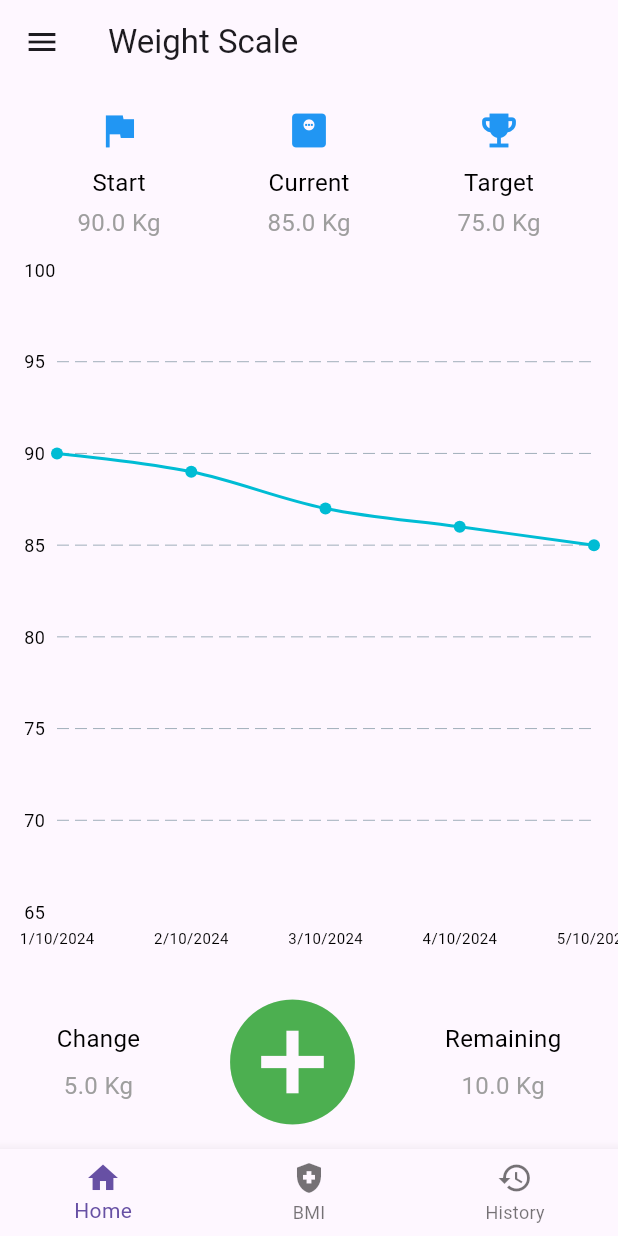
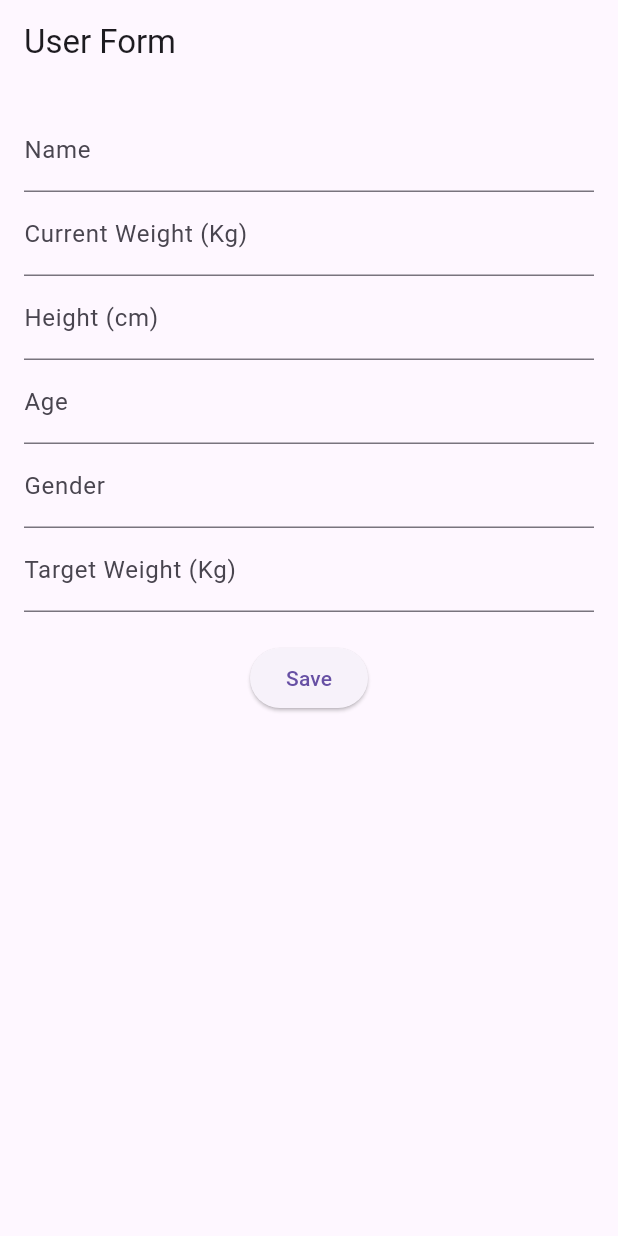
Before and after one commit to bc200408759/Weight_Scale, a Flutter app: the screen it shows after launch, on a phone screen of 412 x 824 dp. Run offline on Flutter 3.47's test engine with Material 3 defaults, Android fonts, the phone set to English and light mode, and no system bars; drawn by our look-alikes of fl_chart; our stand-ins replace flutter_svg, shared_preferences.

Commit message:
initgated shared preferances

```diff
--- a/lib/main.dart
+++ b/lib/main.dart
@@ -1,14 +1,16 @@
 import 'package:flutter/material.dart';
-
+import 'package:shared_preferences/shared_preferences.dart';
 import 'screens/home.dart'; // Import HomeTab
 import 'screens/bmi.dart';   // Import BmiTab
 import 'screens/history.dart'; // Import HistoryTab
-
+import 'screens/user_form.dart'; // Import UserForm
 import 'package:flutter_svg/flutter_svg.dart'; // Import the flutter_svg package
 
 void main() {
   runApp(WeightScaleApp());
 }
+
+
 
 class WeightScaleApp extends StatelessWidget {
   @override
@@ -18,10 +20,31 @@ class WeightScaleApp extends StatelessWidget {
       theme: ThemeData(
         primarySwatch: Colors.blue,
       ),
-      home: HomeScreen(), // Start with the HomeScreen
+      initialRoute: '/', // Set the initial route to '/'
+      routes: {
+        '/': (context) => FutureBuilder<bool>(
+              future: _checkUserData(),
+              builder: (context, snapshot) {
+                if (snapshot.connectionState == ConnectionState.waiting) {
+                  return Center(child: CircularProgressIndicator());
+                } else {
+                  return snapshot.data! ? HomeScreen() : UserForm();
+                }
+              },
+            ),
+        '/home': (context) => HomeScreen(),
+        '/userForm': (context) => UserForm(),
+      },
     );
   }
+
+  Future<bool> _checkUserData() async {
+    final prefs = await SharedPreferences.getInstance();
+    return prefs.containsKey('name');
+  }
 }
+
+
 
 class HomeScreen extends StatefulWidget {
   @override
@@ -43,124 +66,239 @@ class _HomeScreenState extends State<HomeScreen> {
       _selectedIndex = index; // Update selected index
     });
   }
+ String? _name;
+  double? _currentWeight;
+  double? _height;
+  int? _age;
+  String? _gender;
+  double? _targetWeight;
+
+  @override
+  void initState() {
+    super.initState();
+    _loadUserData();
+  }
+
+  Future<void> _loadUserData() async {
+    final prefs = await SharedPreferences.getInstance();
+    setState(() {
+      _name = prefs.getString('name');
+      _currentWeight = prefs.getDouble('currentWeight');
+      _height = prefs.getDouble('height');
+      _age = prefs.getInt('age');
+      _gender = prefs.getString('gender');
+      _targetWeight = prefs.getDouble('targetWeight');
+    });
+  }
 
   @override
   Widget build(BuildContext context) {
     return Scaffold(
       appBar: AppBar(
         title: Text('Weight Scale'),
-        leading: Builder(
-          builder: (context) => IconButton(
-            icon: Icon(Icons.menu), // Menu icon to open the drawer
-            onPressed: () {
-              print("object");
-              Scaffold.of(context).openDrawer(); // Open the drawer
-            },
-          ),
-        ),
       ),
-
-
-      body: _screens[_selectedIndex], // Display selected screen
-      bottomNavigationBar: BottomNavigationBar(
-        items: const <BottomNavigationBarItem>[
-          BottomNavigationBarItem(
-            icon: Icon(Icons.home),
-            label: 'Home',
-          ),
-          BottomNavigationBarItem(
-            icon: Icon(Icons.health_and_safety),
-            label: 'BMI',
-          ),
-          BottomNavigationBarItem(
-            icon: Icon(Icons.history),
-            label: 'History',
-          ),
-        ],
-        currentIndex: _selectedIndex, // Highlight selected tab
-        onTap: _onItemTapped, // Handle tab change
-      ),
-      drawer: Drawer( // Drawer for side menu
-        child: ListView(
-          padding: EdgeInsets.zero,
-          children: <Widget>[
-            DrawerHeader(
-              decoration: BoxDecoration(
-                color: Colors.blue,
-              ),
-              child: Column(
-                crossAxisAlignment: CrossAxisAlignment.start,
-                children: [
-                  CircleAvatar(
-                    radius: 40,
-                    backgroundColor: Colors.white,
-                    child: Icon(
-                      Icons.person,
-                      size: 40,
-                      color: Colors.blue,
-                    ),
-                  ),
-                  SizedBox(height: 10),
-                  Text(
-                    'User Name', // Placeholder for user name
-                    style: TextStyle(
-                      color: Colors.white,
-                      fontSize: 20,
-                    ),
-                  ),
-                  SizedBox(height: 5),
-                  Text(
-                    'user@example.com', // Placeholder for user email
-                    style: TextStyle(
-                      color: Colors.white,
-                      fontSize: 14,
-                    ),
-                  ),
-                ],
-              ),
-            ),
-            ListTile(
-              leading: Icon(Icons.home),
-              title: Text('Home'),
-              onTap: () {
-                Navigator.pop(context); // Close the drawer
-                _onItemTapped(0); // Navigate to Home
-              },
-            ),
-            ListTile(
-              leading: Icon(Icons.health_and_safety),
-              title: Text('BMI'),
-              onTap: () {
-                Navigator.pop(context); // Close the drawer
-                _onItemTapped(1); // Navigate to BMI
-              },
-            ),
-            ListTile(
-              leading: Icon(Icons.history),
-              title: Text('History'),
-              onTap: () {
-                Navigator.pop(context); // Close the drawer
-                _onItemTapped(2); // Navigate to History
-              },
-            ),
-            Divider(),
-            ListTile(
-              leading: Icon(Icons.share),
-              title: Text('Share App'),
-              onTap: () {
-                // Implement share functionality
-              },
-            ),
-            ListTile(
-              leading: Icon(Icons.rate_review),
-              title: Text('Rate App'),
-              onTap: () {
-                // Implement rate functionality
-              },
-            ),
+      body: Center(
+        child: Column(
+          mainAxisAlignment: MainAxisAlignment.center,
+          children: [
+            Text('Welcome, ${_name ?? "User"}'),
+            Text('Current Weight: ${_currentWeight ?? 0} Kg'),
+            Text('Height: ${_height ?? 0} cm'),
+            Text('Age: ${_age ?? 0} years'),
+            Text('Gender: ${_gender ?? "Not specified"}'),
+            Text('Target Weight: ${_targetWeight ?? 0} Kg'),
           ],
         ),
       ),
     );
   }
+
+
+
+  // @override
+  // Widget build(BuildContext context) {
+  //   return Scaffold(
+  //     appBar: AppBar(
+  //       title: Text('Weight Scale'),
+  //       leading: Builder(
+  //         builder: (context) => IconButton(
+  //           icon: Icon(Icons.menu), // Menu icon to open the drawer
+  //           onPressed: () {
+  //             print("object");
+  //             Scaffold.of(context).openDrawer(); // Open the drawer
+  //           },
+  //         ),
+  //       ),
+  //     ),
+
+
+  //     body: _screens[_selectedIndex], // Display selected screen
+  //     bottomNavigationBar: BottomNavigationBar(
+  //       items: const <BottomNavigationBarItem>[
+  //         BottomNavigationBarItem(
+  //           icon: Icon(Icons.home),
+  //           label: 'Home',
+  //         ),
+  //         BottomNavigationBarItem(
+  //           icon: Icon(Icons.health_and_safety),
+  //           label: 'BMI',
+  //         ),
+  //         BottomNavigationBarItem(
+  //           icon: Icon(Icons.history),
+  //           label: 'History',
+  //         ),
+  //       ],
+  //       currentIndex: _selectedIndex, // Highlight selected tab
+  //       onTap: _onItemTapped, // Handle tab change
+  //     ),
+  //     drawer: Drawer(
+  //       child: ListView(
+  //         padding: EdgeInsets.zero,
+  //         children: <Widget>[
+  //           Container(
+  //             height: 400, // Fixed height of 400 pixels
+  //             child: DrawerHeader(
+  //               decoration: BoxDecoration(
+  //                 color: Colors.green,
+  //               ),
+  //               margin: EdgeInsets.zero,
+  //               padding: EdgeInsets.zero,
+  //               child: Padding(
+  //                 padding: EdgeInsets.symmetric(horizontal: 40),
+  //                 child: Column(
+  //                   crossAxisAlignment: CrossAxisAlignment.start,
+  //                   children: [
+  //                     // First Row: Avatar
+  //                     Center(
+  //                       child: CircleAvatar(
+  //                         radius: 60,
+  //                         backgroundColor: Colors.white,
+  //                         child: Icon(
+  //                           Icons.person,
+  //                           size: 60,
+  //                           color: Colors.blue,
+  //                         ),
+  //                       ),
+  //                     ),
+  //                     SizedBox(height: 15),
+
+  //                     // Second Row: Gender and Age
+  //                     Row(
+  //                       mainAxisAlignment: MainAxisAlignment.spaceBetween,
+  //                       children: [
+  //                         Column(
+  //                           crossAxisAlignment: CrossAxisAlignment.center,
+  //                           children: [
+  //                             Text(
+  //                               'Gender',
+  //                               style: TextStyle(color: Colors.black, fontSize: 20, fontWeight: FontWeight.bold),
+  //                             ),
+  //                             SizedBox(height: 5),
+  //                             Text(
+  //                               "Male", // Placeholder for gender
+  //                               style: TextStyle(color: Colors.white, fontSize: 16, fontWeight: FontWeight.bold),
+  //                             ),
+  //                           ],
+  //                         ),
+  //                         Column(
+  //                           crossAxisAlignment: CrossAxisAlignment.center,
+  //                           children: [
+  //                             Text(
+  //                               'Age',
+  //                               style: TextStyle(color: Colors.black, fontSize: 20, fontWeight: FontWeight.bold),
+  //                             ),
+  //                             SizedBox(height: 5),
+  //                             Text(
+  //                               "22", // Placeholder for age
+  //                               style: TextStyle(color: Colors.white, fontSize: 16, fontWeight: FontWeight.bold),
+  //                             ),
+  //                           ],
+  //                         ),
+  //                       ],
+  //                     ),
+  //                     SizedBox(height: 15),
+
+  //                     // Third Row: Weight and Height
+  //                     Row(
+  //                       mainAxisAlignment: MainAxisAlignment.spaceBetween,
+  //                       children: [
+  //                         Column(
+  //                           crossAxisAlignment: CrossAxisAlignment.center,
+  //                           children: [
+  //                             Text(
+  //                               'Weight',
+  //                               style: TextStyle(color: Colors.black, fontSize: 20, fontWeight: FontWeight.bold),
+  //                             ),
+  //                             SizedBox(height: 5),
+  //                             Text(
+  //                               "90.5 Kg", // Placeholder for weight
+  //                               style: TextStyle(color: Colors.white, fontSize: 16, fontWeight: FontWeight.bold),
+  //                             ),
+  //                           ],
+  //                         ),
+  //                         Column(
+  //                           crossAxisAlignment: CrossAxisAlignment.center,
+  //                           children: [
+  //                             Text(
+  //                               'Height',
+  //                               style: TextStyle(color: Colors.black, fontSize: 20, fontWeight: FontWeight.bold),
+  //                             ),
+  //                             SizedBox(height: 5),
+  //                             Text(
+  //                               "5ft 11In", // Placeholder for height
+  //                               style: TextStyle(color: Colors.white, fontSize: 16, fontWeight: FontWeight.bold),
+  //                             ),
+  //                           ],
+  //                         ),
+  //                       ],
+  //                     ),
+  //                   ],
+  //                 ),
+  //               ),
+  //             ),
+  //           ),
+  //           ListTile(
+  //             leading: Icon(Icons.home),
+  //             title: Text('Home'),
+  //             onTap: () {
+  //               Navigator.pop(context); // Close the drawer
+  //               _onItemTapped(0); // Navigate to Home
+  //             },
+  //           ),
+  //           ListTile(
+  //             leading: Icon(Icons.health_and_safety),
+  //             title: Text('BMI'),
+  //             onTap: () {
+  //               Navigator.pop(context); // Close the drawer
+  //               _onItemTapped(1); // Navigate to BMI
+  //             },
+  //           ),
+  //           ListTile(
+  //             leading: Icon(Icons.history),
+  //             title: Text('History'),
+  //             onTap: () {
+  //               Navigator.pop(context); // Close the drawer
+  //               _onItemTapped(2); // Navigate to History
+  //             },
+  //           ),
+  //           Divider(),
+  //           ListTile(
+  //             leading: Icon(Icons.share),
+  //             title: Text('Share App'),
+  //             onTap: () {
+  //               // Implement share functionality
+  //             },
+  //           ),
+  //           ListTile(
+  //             leading: Icon(Icons.rate_review),
+  //             title: Text('Rate App'),
+  //             onTap: () {
+  //               // Implement rate functionality
+  //             },
+  //           ),
+  //         ],
+  //       ),
+  //     ),
+  //   );
+  // }
 }
--- /dev/null
+++ b/lib/screens/user_form.dart
@@ -0,0 +1,53 @@
+import 'package:flutter/material.dart';
+import 'package:shared_preferences/shared_preferences.dart';
+
+class UserForm extends StatefulWidget {
+  @override
+  _UserFormState createState() => _UserFormState();
+}
+
+class _UserFormState extends State<UserForm> {
+  final TextEditingController _nameController = TextEditingController();
+  final TextEditingController _weightController = TextEditingController();
+  final TextEditingController _heightController = TextEditingController();
+  final TextEditingController _ageController = TextEditingController();
+  final TextEditingController _genderController = TextEditingController();
+  final TextEditingController _targetWeightController = TextEditingController();
+
+  Future<void> _saveUserData() async {
+    final prefs = await SharedPreferences.getInstance();
+    await prefs.setString('name', _nameController.text);
+    await prefs.setDouble('currentWeight', double.parse(_weightController.text));
+    await prefs.setDouble('height', double.parse(_heightController.text));
+    await prefs.setInt('age', int.parse(_ageController.text));
+    await prefs.setString('gender', _genderController.text);
+    await prefs.setDouble('targetWeight', double.parse(_targetWeightController.text));
+
+    Navigator.of(context).pushReplacementNamed('/home'); // Navigate to Home
+  }
+
+  @override
+  Widget build(BuildContext context) {
+    return Scaffold(
+      appBar: AppBar(title: Text('User Form')),
+      body: Padding(
+        padding: const EdgeInsets.all(16.0),
+        child: Column(
+          children: [
+            TextField(controller: _nameController, decoration: InputDecoration(labelText: 'Name')),
+            TextField(controller: _weightController, decoration: InputDecoration(labelText: 'Current Weight (Kg)'), keyboardType: TextInputType.number),
+            TextField(controller: _heightController, decoration: InputDecoration(labelText: 'Height (cm)'), keyboardType: TextInputType.number),
+            TextField(controller: _ageController, decoration: InputDecoration(labelText: 'Age'), keyboardType: TextInputType.number),
+            TextField(controller: _genderController, decoration: InputDecoration(labelText: 'Gender')),
+            TextField(controller: _targetWeightController, decoration: InputDecoration(labelText: 'Target Weight (Kg)'), keyboardType: TextInputType.number),
+            SizedBox(height: 20),
+            ElevatedButton(
+              onPressed: _saveUserData,
+              child: Text('Save'),
+            ),
+          ],
+        ),
+      ),
+    );
+  }
+}
--- a/pubspec.yaml
+++ b/pubspec.yaml
@@ -31,8 +31,6 @@ dependencies:
   flutter:
     sdk: flutter
   provider: ^6.1.2
-  hive: ^2.2.1
-  hive_flutter: ^1.1.0
   fl_chart: ^0.69.0
   fluttertoast: ^8.2.8
   shared_preferences: ^2.3.2
```
Also changed, not shown: pubspec.lock, 2 other files.
